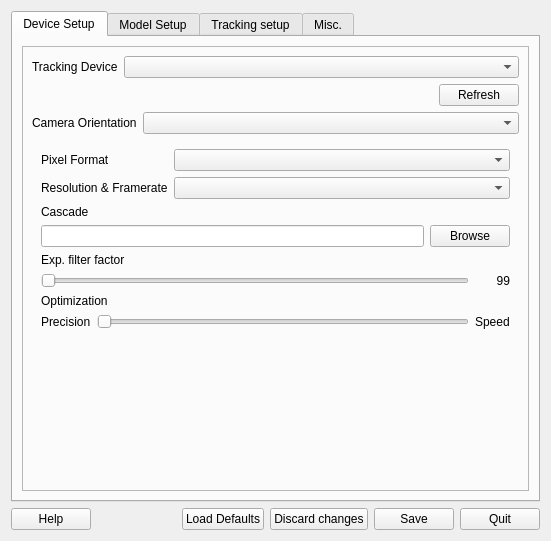
Above: src/qt_gui/ltr.ui from mavak/linux-track before the change. Below: the same form after it.
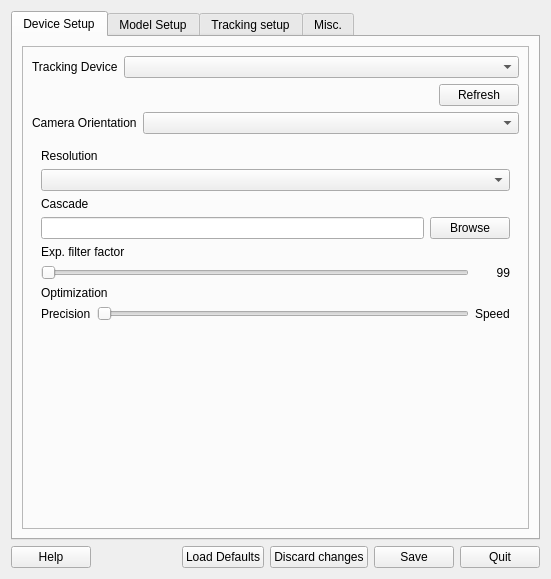
That is the form after the change. Icons and pictures are not drawn.

What changed in the file:
```diff
--- a/src/qt_gui/ltr.ui
+++ b/src/qt_gui/ltr.ui
@@ -7,7 +7,7 @@
     <x>0</x>
     <y>0</y>
     <width>551</width>
-    <height>541</height>
+    <height>579</height>
    </rect>
   </property>
   <property name="sizePolicy">
@@ -122,7 +122,7 @@
             <item>
              <widget class="QStackedWidget" name="DeviceSetupStack">
               <property name="currentIndex">
-               <number>4</number>
+               <number>5</number>
               </property>
               <widget class="QWidget" name="LinuxWebcamPrefs">
                <layout class="QVBoxLayout" name="verticalLayout_4">
@@ -1043,6 +1043,157 @@
                 </item>
                </layout>
               </widget>
+              <widget class="QWidget" name="MacWebcamFtPrefs">
+               <layout class="QVBoxLayout" name="verticalLayout_15">
+                <item>
+                 <widget class="QLabel" name="label_33">
+                  <property name="sizePolicy">
+                   <sizepolicy hsizetype="Maximum" vsizetype="Preferred">
+                    <horstretch>0</horstretch>
+                    <verstretch>0</verstretch>
+                   </sizepolicy>
+                  </property>
+                  <property name="text">
+                   <string>Resolution</string>
+                  </property>
+                 </widget>
+                </item>
+                <item>
+                 <widget class="QComboBox" name="WebcamFtResolutionsMac">
+                  <property name="sizePolicy">
+                   <sizepolicy hsizetype="Preferred" vsizetype="Fixed">
+                    <horstretch>0</horstretch>
+                    <verstretch>0</verstretch>
+                   </sizepolicy>
+                  </property>
+                 </widget>
+                </item>
+                <item>
+                 <widget class="QLabel" name="label_45">
+                  <property name="text">
+                   <string>Cascade</string>
+                  </property>
+                 </widget>
+                </item>
+                <item>
+                 <layout class="QHBoxLayout" name="horizontalLayout_33">
+                  <item>
+                   <widget class="QLineEdit" name="CascadePathMac"/>
+                  </item>
+                  <item>
+                   <widget class="QPushButton" name="FindCascadeMac">
+                    <property name="text">
+                     <string>Browse</string>
+                    </property>
+                   </widget>
+                  </item>
+                 </layout>
+                </item>
+                <item>
+                 <widget class="QLabel" name="label_11">
+                  <property name="text">
+                   <string>Exp. filter factor</string>
+                  </property>
+                 </widget>
+                </item>
+                <item>
+                 <layout class="QHBoxLayout" name="horizontalLayout_35">
+                  <item>
+                   <widget class="QSlider" name="ExpFilterFactorMac">
+                    <property name="orientation">
+                     <enum>Qt::Horizontal</enum>
+                    </property>
+                   </widget>
+                  </item>
+                  <item>
+                   <widget class="QLabel" name="ExpFiltFactorValMac">
+                    <property name="sizePolicy">
+                     <sizepolicy hsizetype="Fixed" vsizetype="Preferred">
+                      <horstretch>0</horstretch>
+                      <verstretch>0</verstretch>
+                     </sizepolicy>
+                    </property>
+                    <property name="minimumSize">
+                     <size>
+                      <width>35</width>
+                      <height>0</height>
+                     </size>
+                    </property>
+                    <property name="maximumSize">
+                     <size>
+                      <width>35</width>
+                      <height>16777215</height>
+                     </size>
+                    </property>
+                    <property name="text">
+                     <string>99</string>
+                    </property>
+                    <property name="alignment">
+                     <set>Qt::AlignRight|Qt::AlignTrailing|Qt::AlignVCenter</set>
+                    </property>
+                   </widget>
+                  </item>
+                 </layout>
+                </item>
+                <item>
+                 <widget class="QLabel" name="label_48">
+                  <property name="text">
+                   <string>Optimization</string>
+                  </property>
+                 </widget>
+                </item>
+                <item>
+                 <layout class="QHBoxLayout" name="horizontalLayout_34">
+                  <item>
+                   <widget class="QLabel" name="label_63">
+                    <property name="text">
+                     <string>Precision</string>
+                    </property>
+                   </widget>
+                  </item>
+                  <item>
+                   <widget class="QSlider" name="OptimLevelMac">
+                    <property name="maximum">
+                     <number>3</number>
+                    </property>
+                    <property name="pageStep">
+                     <number>1</number>
+                    </property>
+                    <property name="value">
+                     <number>0</number>
+                    </property>
+                    <property name="orientation">
+                     <enum>Qt::Horizontal</enum>
+                    </property>
+                    <property name="tickPosition">
+                     <enum>QSlider::NoTicks</enum>
+                    </property>
+                   </widget>
+                  </item>
+                  <item>
+                   <widget class="QLabel" name="label_67">
+                    <property name="text">
+                     <string>Speed</string>
+                    </property>
+                   </widget>
+                  </item>
+                 </layout>
+                </item>
+                <item>
+                 <spacer name="verticalSpacer_10">
+                  <property name="orientation">
+                   <enum>Qt::Vertical</enum>
+                  </property>
+                  <property name="sizeHint" stdset="0">
+                   <size>
+                    <width>10</width>
+                    <height>60</height>
+                   </size>
+                  </property>
+                 </spacer>
+                </item>
+               </layout>
+              </widget>
              </widget>
             </item>
            </layout>
```
